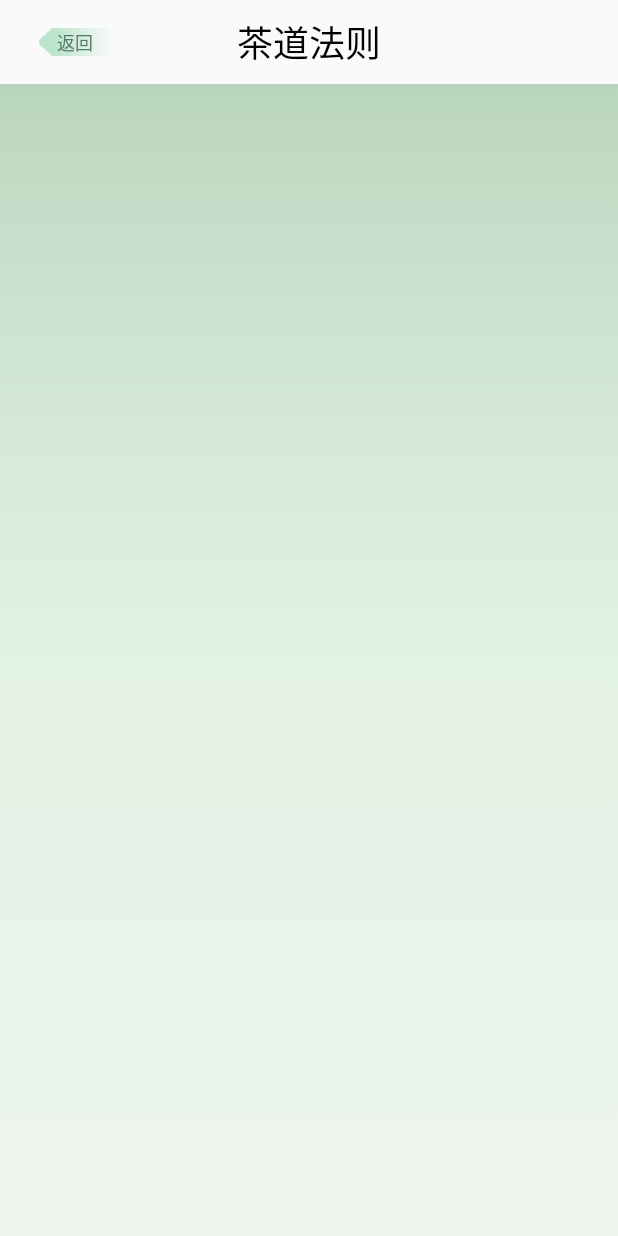
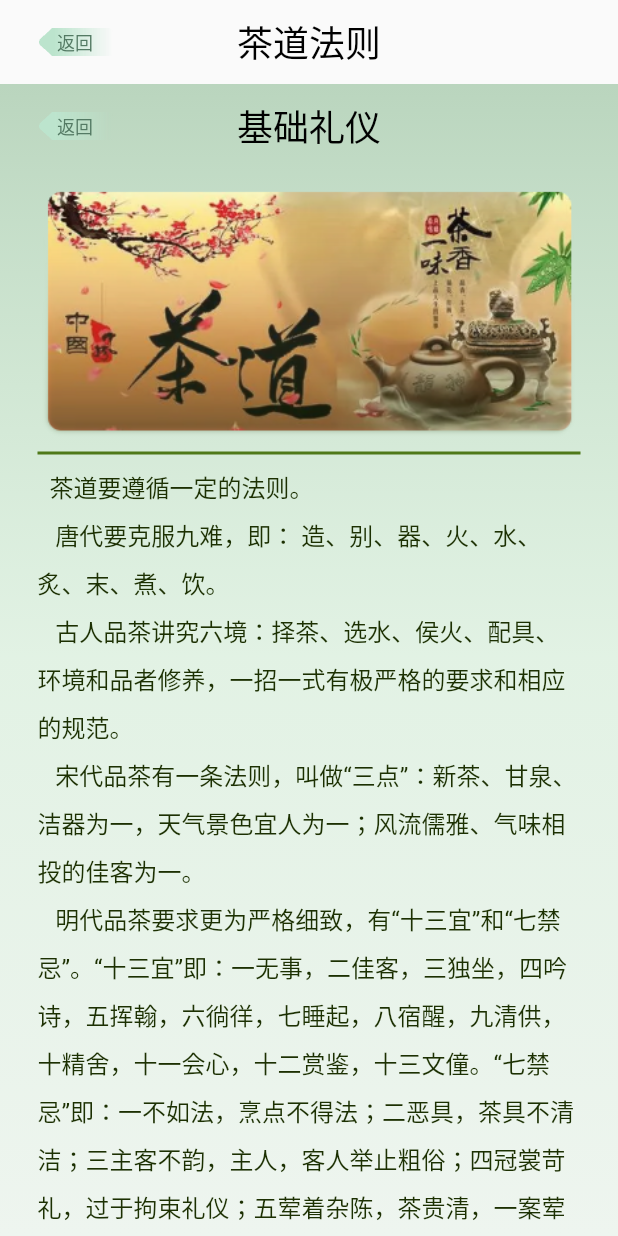
Before and after one commit to PrinceSaoKe/whispers_of_tea, a Flutter app: the TeaRules screen opened by its route, on a phone screen of 412 x 824 dp. Run offline on Flutter 3.47's test engine with Material 2 defaults, Android fonts, the phone set to English and light mode, and no system bars; our stand-ins replace card_swiper, get, image_gallery_saver; Roboto replaces fonts that are missing (KingsoftCloudFont, SiYuanHeiTi).

Commit message:
feat: 茶道法则页面

```diff
--- a/lib/app_style.dart
+++ b/lib/app_style.dart
@@ -150,4 +150,25 @@ class AppStyle {
     fontFamily: siYuanHeiTiFont,
     height: 2,
   );
+
+  static const basicMannerItemTitle = TextStyle(
+    fontSize: 16,
+    fontWeight: FontWeight.bold,
+    fontFamily: siYuanHeiTiFont,
+    height: 2,
+  );
+
+  static const basicMannerItemText = TextStyle(
+    fontSize: 14,
+    fontFamily: siYuanHeiTiFont,
+    height: 1.5,
+    color: AppTheme.etiquetteTextColor,
+  );
+
+  static const teaRulesText = TextStyle(
+    fontSize: 16,
+    fontFamily: siYuanHeiTiFont,
+    height: 2,
+    color: AppTheme.etiquetteTextColor,
+  );
 }
--- a/lib/app_theme.dart
+++ b/lib/app_theme.dart
@@ -95,4 +95,7 @@ class AppTheme {
 
   /// 主题
   static ThemeData themeData = ThemeData(primarySwatch: themeColor);
+
+  /// 习俗模块里的小字颜色
+  static const Color etiquetteTextColor = Color(0xFF1C3002);
 }
--- /dev/null
+++ b/lib/constant/tea_rules_text.dart
@@ -0,0 +1,8 @@
+class TeaRulesText{
+  static const String text="  茶道要遵循一定的法则。\n"
+      "   唐代要克服九难，即： 造、别、器、火、水、炙、末、煮、饮。\n"
+      "   古人品茶讲究六境：择茶、选水、侯火、配具、环境和品者修养，一招一式有极严格的要求和相应的规范。\n"
+      "   宋代品茶有一条法则，叫做“三点”：新茶、甘泉、洁器为一，天气景色宜人为一；风流儒雅、气味相投的佳客为一。\n"
+      "   明代品茶要求更为严格细致，有“十三宜”和“七禁忌”。“十三宜”即：一无事，二佳客，三独坐，四吟诗，五挥翰，六徜徉，七睡起，八宿醒，九清供，十精舍，十一会心，十二赏鉴，十三文僮。“七禁忌”即：一不如法，烹点不得法；二恶具，茶具不清洁；三主客不韵，主人，客人举止粗俗；四冠裳苛礼，过于拘束礼仪；五荤着杂陈，茶贵清，一案荤腥，不能辨味；六忙，没有品茶的工夫；七壁间案头多恶趣，环境布置俗不可耐。\n"
+      "   因此，品茶有“一人得神”“二人得趣”“三人得味”说法。";
+}
--- a/lib/pages/tea_culture_etiquette/tea_rules.dart
+++ b/lib/pages/tea_culture_etiquette/tea_rules.dart
@@ -1,7 +1,12 @@
 import 'package:flutter/material.dart';
+import 'package:whispers_of_tea/app_assets.dart';
+import 'package:whispers_of_tea/constant/tea_rules_text.dart';
 import 'package:whispers_of_tea/widgets/my_app_bar.dart';
 
+import '../../app_style.dart';
+import '../../widgets/divider.dart';
 import '../../widgets/gradient_background.dart';
+import 'image_top.dart';
 class TeaRules extends StatelessWidget {
   const TeaRules({Key? key}) : super(key: key);
 
@@ -12,8 +17,29 @@ class TeaRules extends StatelessWidget {
       body: Stack(
         children: [
           const GradientBackground(),
+          ScrollConfiguration(
+            behavior:
+            ScrollConfiguration.of(context).copyWith(overscroll: false),
+            child: ListView(
+              children: [
+                const MyAppBar(title: "基础礼仪",),
+                const ImageTop(imgPath: AppAssets.teaRulesImage),
+                const DividerOfEtiquette(),
+                _getTextContainer()
+              ],
+            ),
+          )
         ],
       ),
     );
   }
+
+  _getTextContainer(){
+    return const Padding(
+        padding: EdgeInsets.fromLTRB(25, 3, 25, 0),
+      child: Text(
+        TeaRulesText.text,style: AppStyle.teaRulesText,
+      ),
+    );
+  }
 }
```
